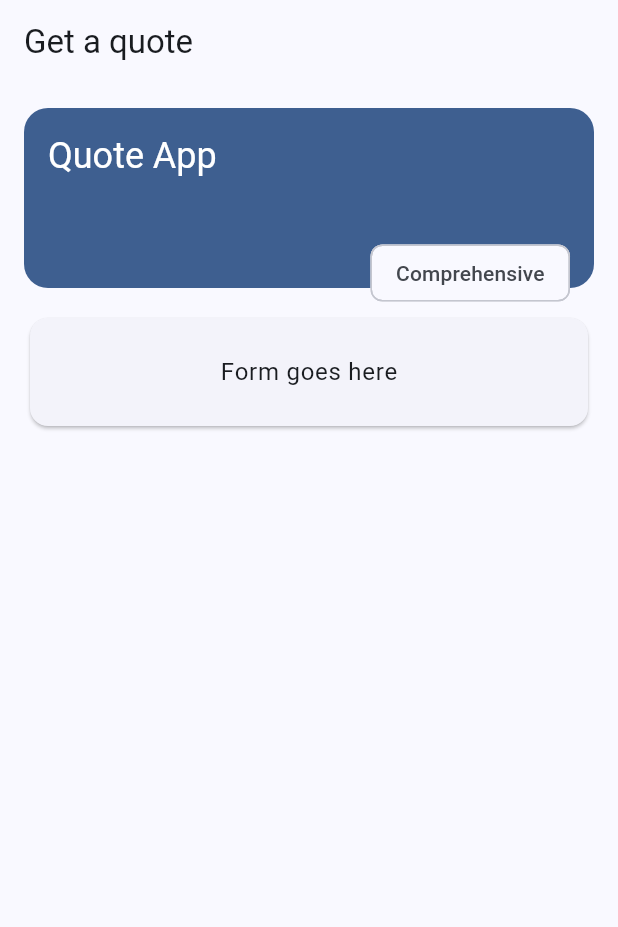
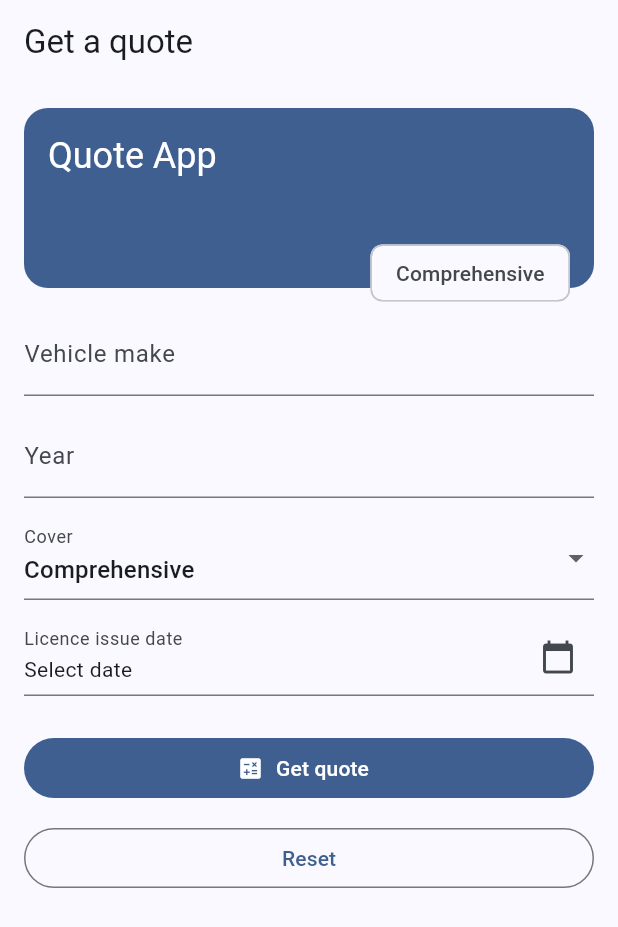
Before and after one commit to Clynton19860/flutter, a Flutter app: the screen it shows after launch, on a phone screen of 412 x 824 dp. Shown: the top 927 px of the screen. Run offline on Flutter 3.47's test engine with Material 3 defaults, Android fonts, the phone set to English and light mode, and no system bars.

Commit message:
Day 2: capture form

```diff
--- /dev/null
+++ b/quote_app/lib/features/quote/presentation/capture_form.dart
@@ -0,0 +1,148 @@
+import 'package:flutter/material.dart';
+import 'package:flutter/services.dart';
+import 'package:quote_app/features/quote/domain/quote_model.dart';
+
+class CaptureForm extends StatefulWidget {
+  const CaptureForm({super.key, required this.onSubmit});
+  final void Function(QuoteRequest) onSubmit;
+
+  @override
+  State<CaptureForm> createState() => _CaptureFormState();
+}
+
+class _CaptureFormState extends State<CaptureForm> {
+  final _formKey = GlobalKey<FormState>();
+  final _makeCtrl = TextEditingController();
+  final _yearCtrl = TextEditingController();
+  Cover _cover = Cover.comprehensive;
+  DateTime? _licenceDate;
+
+  @override
+  void dispose() {
+    _makeCtrl.dispose();
+    _yearCtrl.dispose();
+    super.dispose();
+  }
+
+  void _submit() {
+    if (!_formKey.currentState!.validate()) return;
+    final year = int.parse(_yearCtrl.text);
+    final licenceYear = _licenceDate?.year ?? DateTime.now().year;
+    final age = DateTime.now().year - licenceYear + 18;
+    widget.onSubmit(
+      QuoteRequest(make: _makeCtrl.text.trim(), year: year, driverAge: age, cover: _cover),
+    );
+  }
+
+  Future<void> _reset() async {
+    final hasData = _makeCtrl.text.isNotEmpty || _yearCtrl.text.isNotEmpty || _licenceDate != null;
+    if (hasData) {
+      final confirmed = await showDialog<bool>(
+        context: context,
+        builder: (context) => AlertDialog(
+          title: const Text('Reset form?'),
+          content: const Text('This clears everything you have entered.'),
+          actions: [
+            TextButton(onPressed: () => Navigator.pop(context, false), child: const Text('Cancel')),
+            FilledButton(onPressed: () => Navigator.pop(context, true), child: const Text('Reset')),
+          ],
+        ),
+      );
+      if (!context.mounted || confirmed != true) return;
+    }
+    _formKey.currentState!.reset();
+    _makeCtrl.clear();
+    _yearCtrl.clear();
+  }
+
+  @override
+  Widget build(BuildContext context) => Form(key: _formKey, child: _fields(context));
+
+  Widget _fields(BuildContext context) => Column(
+    crossAxisAlignment: CrossAxisAlignment.stretch,
+    children: [
+      TextFormField(
+        controller: _makeCtrl,
+        decoration: const InputDecoration(labelText: 'Vehicle make', hintText: 'e.g. VW'),
+        textInputAction: TextInputAction.next,
+        textCapitalization: TextCapitalization.words,
+        validator: (v) => (v == null || v.trim().isEmpty) ? 'Make is required' : null,
+      ),
+      const SizedBox(height: 12),
+      TextFormField(
+        controller: _yearCtrl,
+        decoration: const InputDecoration(labelText: 'Year'),
+        keyboardType: TextInputType.number,
+        inputFormatters: [
+          FilteringTextInputFormatter.digitsOnly,
+          LengthLimitingTextInputFormatter(4),
+        ],
+        validator: (v) {
+          final y = int.tryParse(v ?? '');
+          if (y == null) return 'Enter a 4-digit year';
+          if (y < 1990 || y > DateTime.now().year) {
+            return 'Year must be 1990-${DateTime.now().year}';
+          }
+          return null;
+        },
+      ),
+      const SizedBox(height: 12),
+      DropdownButtonFormField<Cover>(
+        initialValue: _cover,
+        decoration: const InputDecoration(labelText: 'Cover'),
+        items: [for (final c in Cover.values) DropdownMenuItem(value: c, child: Text(c.label))],
+        onChanged: (c) => setState(() => _cover = c ?? _cover),
+      ),
+      const SizedBox(height: 12),
+      _LicenceDateField(value: _licenceDate, onChanged: (d) => setState(() => _licenceDate = d)),
+      const SizedBox(height: 24),
+      FilledButton.icon(
+        onPressed: _submit,
+        icon: const Icon(Icons.calculate),
+        label: const Text('Get quote'),
+      ),
+      const SizedBox(height: 12),
+      OutlinedButton(onPressed: _reset, child: const Text('Reset')),
+    ],
+  );
+}
+
+class _LicenceDateField extends StatelessWidget {
+  const _LicenceDateField({required this.value, required this.onChanged});
+  final DateTime? value;
+  final ValueChanged<DateTime?> onChanged;
+
+  @override
+  Widget build(BuildContext context) {
+    final text = value == null
+        ? 'Select date'
+        : MaterialLocalizations.of(context).formatMediumDate(value!);
+    return FormField<DateTime>(
+      initialValue: value,
+      validator: (d) => d == null ? 'Licence date is required' : null,
+      builder: (state) => InputDecorator(
+        decoration: InputDecoration(
+          labelText: 'Licence issue date',
+          errorText: state.errorText,
+          suffixIcon: const Icon(Icons.calendar_today),
+        ),
+        child: InkWell(
+          onTap: () async {
+            final now = DateTime.now();
+            final picked = await showDatePicker(
+              context: context,
+              initialDate: value ?? DateTime(now.year - 5),
+              firstDate: DateTime(1950),
+              lastDate: now,
+            );
+            if (picked != null) {
+              state.didChange(picked);
+              onChanged(picked);
+            }
+          },
+          child: Text(text),
+        ),
+      ),
+    );
+  }
+}
--- a/quote_app/lib/features/quote/presentation/capture_screen.dart
+++ b/quote_app/lib/features/quote/presentation/capture_screen.dart
@@ -1,5 +1,6 @@
 import 'package:flutter/material.dart';
 import 'package:quote_app/features/quote/domain/quote_model.dart';
+import 'package:quote_app/features/quote/presentation/capture_form.dart';
 
 class CaptureScreen extends StatelessWidget {
   const CaptureScreen({super.key});
@@ -10,14 +11,7 @@ class CaptureScreen extends StatelessWidget {
     body: SafeArea(
       child: LayoutBuilder(
         builder: (context, constraints) {
-          final form = Card(
-            child: Padding(
-              padding: const EdgeInsets.all(24),
-              child: Center(
-                child: Text('Form goes here', style: Theme.of(context).textTheme.bodyLarge),
-              ),
-            ),
-          );
+          final form = CaptureForm(onSubmit: (r) => _showPremium(context, r));
 
           if (constraints.maxWidth >= 700) {
             return Row(
@@ -42,6 +36,11 @@ class CaptureScreen extends StatelessWidget {
       ),
     ),
   );
+
+  void _showPremium(BuildContext context, QuoteRequest r) {
+    final premium = calculatePremium(r);
+    ScaffoldMessenger.of(context).showSnackBar(SnackBar(content: Text('Premium ${premium.rands}')));
+  }
 }
 
 class _BrandHeader extends StatelessWidget {
--- a/quote_app/pubspec.yaml
+++ b/quote_app/pubspec.yaml
@@ -34,6 +34,7 @@ dependencies:
   # The following adds the Cupertino Icons font to your application.
   # Use with the CupertinoIcons class for iOS style icons.
   cupertino_icons: ^1.0.8
+  flutter_riverpod: ^3.3.2
 
 dev_dependencies:
   flutter_test:
```
Also changed, not shown: quote_app/pubspec.lock.
